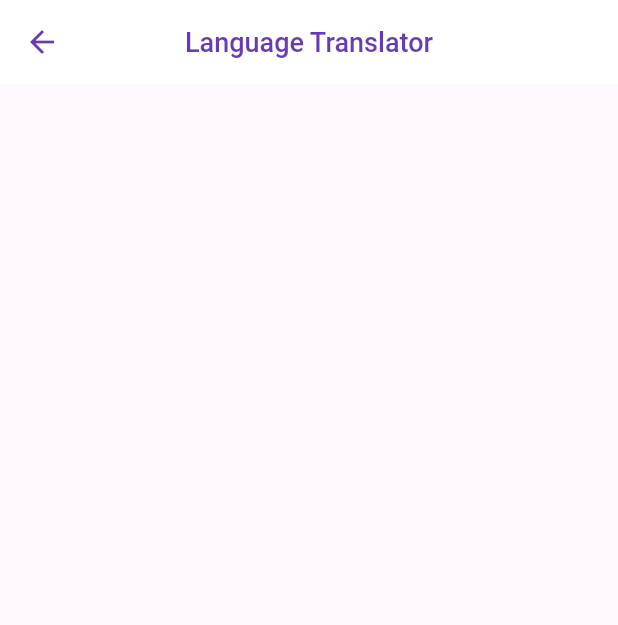
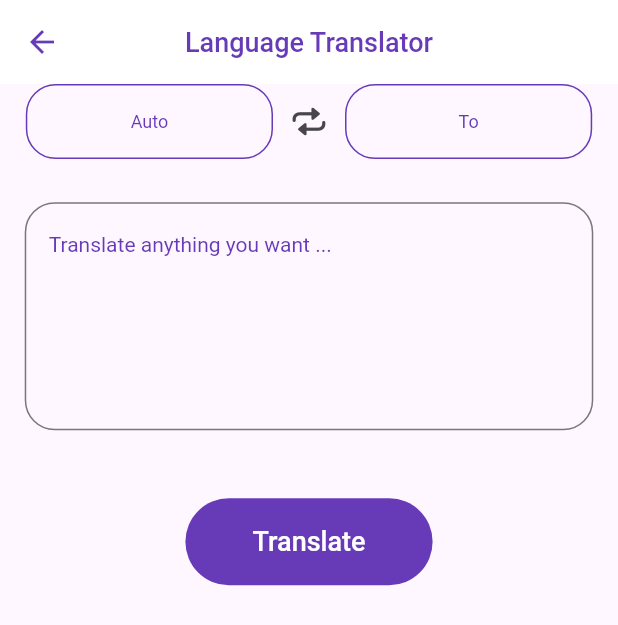
Before and after one commit to M-Farjad/Ai-Dash, a Flutter app: the LanguageTranslatorScreen screen opened by its route, on a phone screen of 412 x 824 dp. Shown: the top 625 px of the screen. Run offline on Flutter 3.47's test engine with Material 3 defaults, Android fonts, the phone set to English and light mode, and no system bars; our stand-ins replace animated_text_kit, cached_network_image, flutter_animate, get, google_fonts, hive and 2 more; missing offline and left inert: dart_openai, gallery_saver_updated; accounts and stored records are empty; Roboto replaces fonts that are missing (Ubuntu); statements that could not run were skipped; project files that could hold a hidden picture were left out.

Commit message:
LanguageTranslatorUi

```diff
--- /dev/null
+++ b/lib/controllers/translate_controller.dart
@@ -0,0 +1,20 @@
+import '../header.dart';
+
+class TranslateController extends GetxController {
+  //! members
+  final textController = TextEditingController();
+  final resController = TextEditingController();
+  final from = ''.obs;
+  final to = ''.obs;
+
+  //! methods
+  void sendMessage() async {
+    if (textController.text.trim().isNotEmpty) {
+      // !Bot Message
+      // final answer = await APIs.getAnswer(textController.text);
+      textController.clear();
+    } else {
+      MyDialog.getInfo(Strings.enterSomeText);
+    }
+  }
+}
--- a/lib/header.dart
+++ b/lib/header.dart
@@ -43,4 +43,6 @@ export 'models/onboard.dart';
 
 export 'controllers/chat_controller.dart';
 export 'controllers/image_controller.dart';
+export '../controllers/translate_controller.dart';
+
 export 'widgets/bottom_text_field.dart';
--- a/lib/screens/language_translator_screen.dart
+++ b/lib/screens/language_translator_screen.dart
@@ -1,3 +1,5 @@
+import 'package:flutter/cupertino.dart';
+
 import '../header.dart';
 
 class LanguageTranslatorScreen extends StatefulWidget {
@@ -9,6 +11,7 @@ class LanguageTranslatorScreen extends StatefulWidget {
 }
 
 class _LanguageTranslatorScreenState extends State<LanguageTranslatorScreen> {
+  final _c = TranslateController();
   @override
   Widget build(BuildContext context) {
     return Scaffold(
@@ -16,7 +19,82 @@ class _LanguageTranslatorScreenState extends State<LanguageTranslatorScreen> {
         title: const Text(Strings.languageTranslator),
       ),
       body: ListView(
-        children: [],
+        physics: const BouncingScrollPhysics(),
+        padding: EdgeInsets.only(bottom: Get.height * .12),
+        children: [
+          Row(
+            mainAxisAlignment: MainAxisAlignment.center,
+            children: [
+              //! From Language
+              Container(
+                height: 50,
+                width: Get.width * .4,
+                alignment: Alignment.center,
+                decoration: BoxDecoration(
+                  border: Border.all(color: CustomColors.primaryColor),
+                  borderRadius: const BorderRadius.all(Radius.circular(20)),
+                ),
+                child: Text(
+                  'Auto',
+                  style: Styles.regularUbuntu12(CustomColors.primaryColor),
+                ),
+              ),
+              IconButton(
+                icon: const Icon(CupertinoIcons.repeat),
+                onPressed: () {},
+              ),
+              //! To Language
+              Container(
+                height: 50,
+                width: Get.width * .4,
+                alignment: Alignment.center,
+                decoration: BoxDecoration(
+                  border: Border.all(color: CustomColors.primaryColor),
+                  borderRadius: const BorderRadius.all(Radius.circular(20)),
+                ),
+                child: Text(
+                  'To',
+                  style: Styles.regularUbuntu12(CustomColors.primaryColor),
+                ),
+              ),
+            ],
+          ),
+          Padding(
+            padding: EdgeInsets.symmetric(
+              horizontal: Get.width * .04,
+              vertical: Get.height * .035,
+            ),
+            child: TextFormField(
+              minLines: 5,
+              maxLines: null,
+              onTapOutside: (e) => Focus.of(context).unfocus(),
+              controller: _c.textController,
+              decoration: InputDecoration(
+                hintStyle: Styles.regularUbuntu14(CustomColors.primaryColor),
+                hintText: Strings.translateAnythingYouWant,
+                border: const OutlineInputBorder(
+                  borderRadius: BorderRadius.all(Radius.circular(20)),
+                ),
+              ),
+            ),
+          ),
+          if (_c.resController.text.isNotEmpty)
+            Padding(
+              padding: EdgeInsets.symmetric(horizontal: Get.width * .04),
+              child: TextFormField(
+                maxLines: null,
+                controller: _c.resController,
+                onTapOutside: (e) => Focus.of(context).unfocus(),
+                decoration: const InputDecoration(
+                  border: OutlineInputBorder(
+                    borderRadius: BorderRadius.all(Radius.circular(20)),
+                  ),
+                ),
+              ),
+            ),
+          SizedBox(height: Get.height * .02),
+          Align(child: CustomButton(onPressed: () {}, text: Strings.translate))
+        ],
       ),
     );
   }
--- a/lib/values/strings.dart
+++ b/lib/values/strings.dart
@@ -14,6 +14,9 @@ class Strings {
   static const String pleaseWait = 'Please wait...';
   static const String enterSomeText = 'Please enter some text to chat with me';
   static const String download = 'Download';
+  static const String translate = 'Translate';
+  static const String translateAnythingYouWant =
+      'Translate anything you want ...';
   static const String shareImageText =
       'Check Out this amazing image I created using Ai-Dash App by M.Farjad Waseem';
   static const String provideImageDesc =
```
